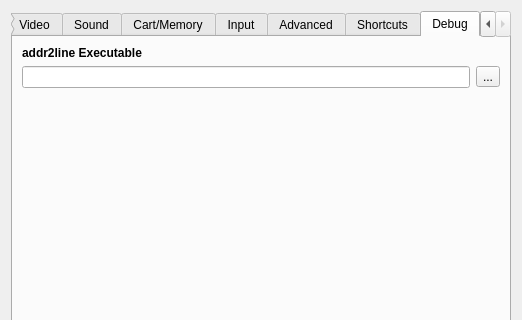
Old version of the form yabause/src/port/qt/ui/UISettings.ui in the repository FCare/Kronos; both pictures show x 0 to 522 and y 0 to 320 of the 522 by 760 pixel window.
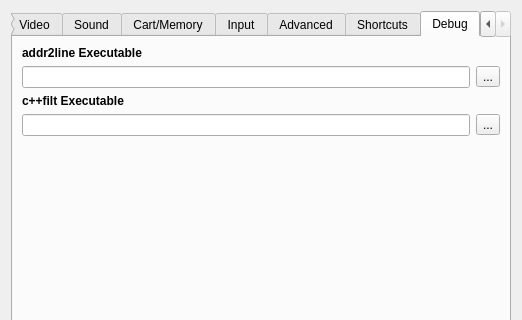
New version of the form. The open tabs and pages were chosen to show the change. Custom widgets are drawn as their Qt base class.

The edit to the form file:
```diff
--- a/yabause/src/port/qt/ui/UISettings.ui
+++ b/yabause/src/port/qt/ui/UISettings.ui
@@ -924,6 +924,20 @@
        <string>Debug</string>
       </attribute>
       <layout class="QGridLayout" name="gridLayout">
+       <item row="3" column="0">
+        <layout class="QHBoxLayout" name="horizontalLayout_2">
+         <item>
+          <widget class="QLineEdit" name="leCppFilt"/>
+         </item>
+         <item>
+          <widget class="QToolButton" name="tbCppFilt">
+           <property name="text">
+            <string>...</string>
+           </property>
+          </widget>
+         </item>
+        </layout>
+       </item>
        <item row="0" column="0">
         <widget class="QLabel" name="laddr2line">
          <property name="font">
@@ -955,6 +969,19 @@
         </layout>
        </item>
        <item row="2" column="0">
+        <widget class="QLabel" name="label_2">
+         <property name="font">
+          <font>
+           <weight>75</weight>
+           <bold>true</bold>
+          </font>
+         </property>
+         <property name="text">
+          <string>c++filt Executable</string>
+         </property>
+        </widget>
+       </item>
+       <item row="4" column="0">
         <spacer name="verticalSpacer">
          <property name="orientation">
           <enum>Qt::Vertical</enum>
```
Left out of the diff: 28 changed lines with no effect on the pictures.
